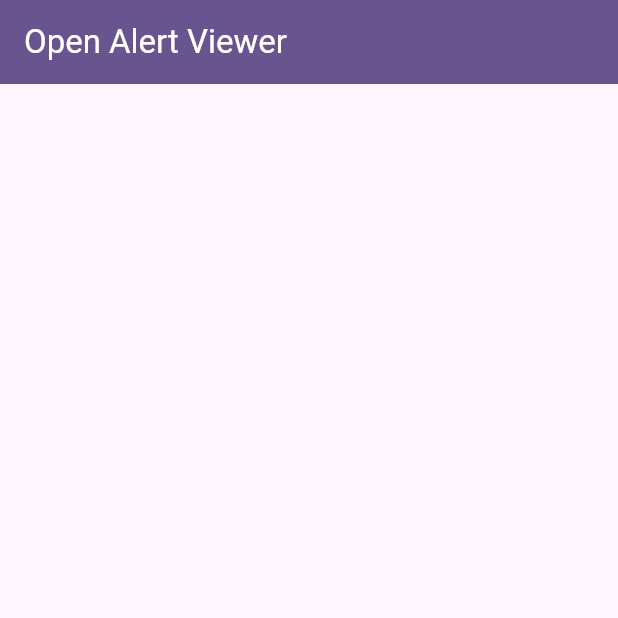
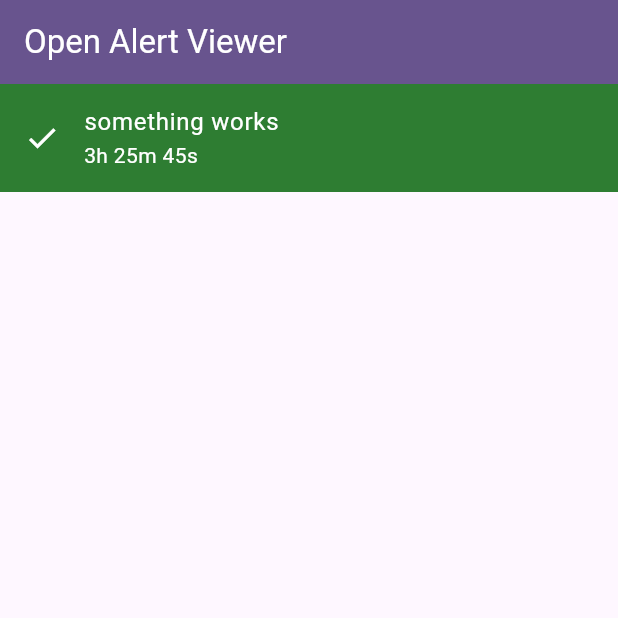
Before and after one commit to leaf-node/open_alert_viewer, a Flutter app: the screen it shows after launch, on a phone screen of 412 x 824 dp, the top half of it. Run offline on Flutter 3.47's test engine with Material 3 defaults, Android fonts, the phone set to English and light mode, and no system bars.

Commit message:
Implement an Alert widget

```diff
--- a/lib/model/alert.dart
+++ b/lib/model/alert.dart
@@ -1 +1,9 @@
-enum Alert { okay, warning, error, unreachable, down, unknown }
+enum AlertType { okay, warning, error, unreachable, down, unknown }
+
+class Alert {
+  const Alert({required this.kind, required this.message, required this.age});
+
+  final AlertType kind;
+  final String message;
+  final Duration age;
+}
--- a/lib/view/alert.dart
+++ b/lib/view/alert.dart
@@ -2,46 +2,82 @@ import 'package:flutter/material.dart';
 
 import '../model/alert.dart';
 
-enum AlertView {
+enum AlertTypeView {
   okay(
-      kind: Alert.okay,
       icon: Icons.check,
       bgColor: Color(0xFF2E7D32), // green800
       fgColor: Colors.white),
   warning(
-      kind: Alert.warning,
       icon: Icons.error_outline, // circular icon
       bgColor: Color(0xFFF9A825), // yellow800
       fgColor: Colors.black),
   error(
-      kind: Alert.error,
       icon: Icons.warning_amber_outlined, // triangular icon
       bgColor: Color(0xFFC62828), // red800
       fgColor: Colors.white),
   unreachable(
-      kind: Alert.unreachable,
       icon: Icons.close,
-      bgColor: Color(0xFF222222),
+      bgColor: Color(0xFF222222), // dark gray
       fgColor: Colors.white),
   down(
-      kind: Alert.down,
       icon: Icons.keyboard_double_arrow_down,
-      bgColor: Color(0xFF111111),
+      bgColor: Color(0xFF111111), // darker gray
       fgColor: Colors.white),
   unknown(
-      kind: Alert.unknown,
       icon: Icons.question_mark,
       bgColor: Color(0xFF4F2723), // modified brown900
       fgColor: Colors.white);
 
-  const AlertView(
-      {required this.kind,
-      required this.icon,
-      required this.bgColor,
-      required this.fgColor});
+  const AlertTypeView(
+      {required this.icon, required this.bgColor, required this.fgColor});
 
-  final Alert kind;
   final IconData icon;
   final Color bgColor;
   final Color fgColor;
 }
+
+class AlertWidget extends StatelessWidget {
+  const AlertWidget({super.key, required this.alert});
+
+  final Alert alert;
+
+  @override
+  Widget build(BuildContext context) {
+    final viewKind = switch (alert.kind) {
+      AlertType.okay => AlertTypeView.okay,
+      AlertType.warning => AlertTypeView.warning,
+      AlertType.error => AlertTypeView.error,
+      AlertType.unreachable => AlertTypeView.unreachable,
+      AlertType.down => AlertTypeView.down,
+      AlertType.unknown => AlertTypeView.unknown,
+    };
+
+    return ListTile(
+        iconColor: viewKind.fgColor,
+        textColor: viewKind.fgColor,
+        tileColor: viewKind.bgColor,
+        title: Text(alert.message),
+        subtitle: Text(_prettyPrintAge(alert.age)),
+        leading: Icon(viewKind.icon));
+  }
+
+  String _prettyPrintAge(Duration age) {
+    int seconds;
+    int minutes;
+    int hours;
+    int days;
+    String fmtStr;
+
+    seconds = age.inSeconds.floor() % 60;
+    minutes = age.inMinutes.floor() % 60;
+    hours = age.inHours.floor() % 24;
+    days = age.inDays.floor();
+
+    fmtStr = (days > 0) ? "${days}d " : "";
+    fmtStr += (days > 0 || hours > 0) ? "${hours}h " : "";
+    fmtStr += (days > 0 || hours > 0 || minutes > 0) ? "${minutes}m " : "";
+    fmtStr += "${seconds}s";
+
+    return fmtStr;
+  }
+}
--- a/lib/view/alerts.dart
+++ b/lib/view/alerts.dart
@@ -1,4 +1,7 @@
 import 'package:flutter/material.dart';
+
+import '../model/alert.dart';
+import 'alert.dart';
 
 class Alerts extends StatelessWidget {
   const Alerts({super.key, required this.title});
@@ -13,7 +16,14 @@ class Alerts extends StatelessWidget {
         foregroundColor: Theme.of(context).colorScheme.onPrimary,
         title: Text(title),
       ),
-      body: const Center(child: Column(children: [])),
+      body: const Center(
+          child: Column(children: [
+        AlertWidget(
+            alert: Alert(
+                kind: AlertType.okay,
+                message: "something works",
+                age: Duration(seconds: 12345)))
+      ])),
     );
   }
 }
```
Also changed, not shown: lib/model/alerts.dart (added).
